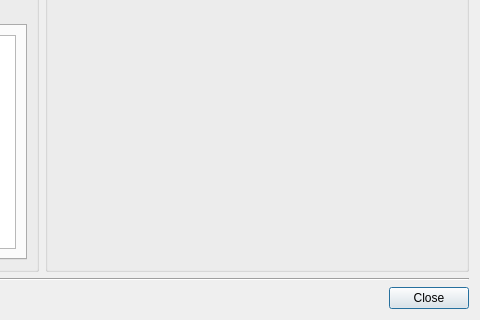
Old version of the form src/terralib/qt/widgets/query/ui/QueryDataSourceDialogForm.ui in the repository claudiobogossian/terralib5; both pictures show x 536 to 1016 and y 295 to 615 of the 1016 by 615 pixel window.
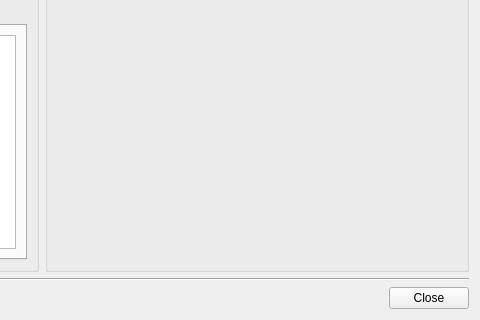
New version of the form. Custom widgets are drawn as their Qt base class.

Commit message: bug fix - close button focus removed and empty dataset can not be exported.

The edit to the form file:
```diff
--- a/src/terralib/qt/widgets/query/ui/QueryDataSourceDialogForm.ui
+++ b/src/terralib/qt/widgets/query/ui/QueryDataSourceDialogForm.ui
@@ -639,6 +639,9 @@
            <property name="text">
             <string>Close</string>
            </property>
+           <property name="autoDefault">
+            <bool>false</bool>
+           </property>
           </widget>
          </item>
          <item row="0" column="1">
@@ -659,6 +662,9 @@
            <property name="text">
             <string>Help</string>
            </property>
+           <property name="autoDefault">
+            <bool>false</bool>
+           </property>
           </widget>
          </item>
         </layout>
```
Left out of the diff: 9 changed lines with no effect on the pictures. The commit also changes 1 other file.
